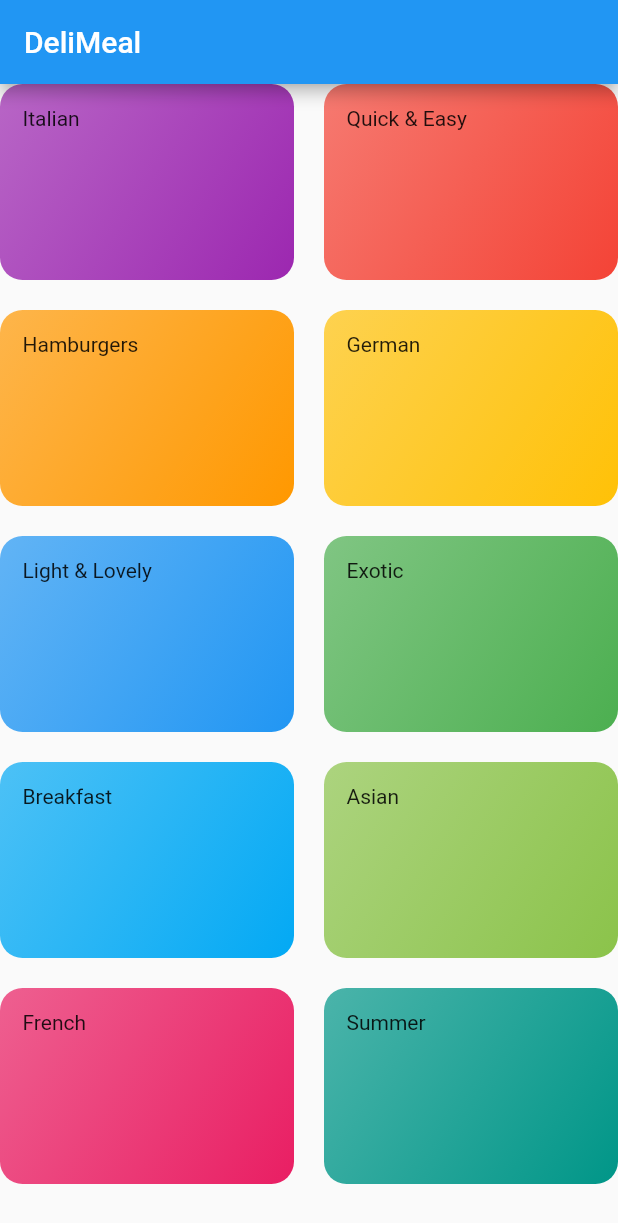
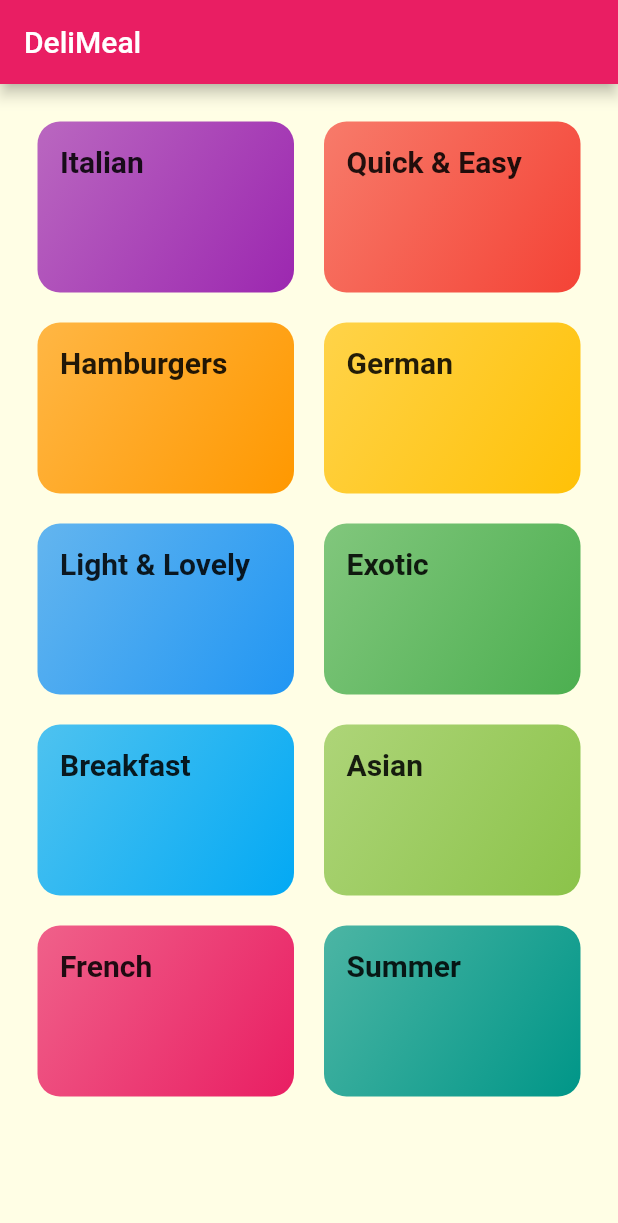
Before and after one commit to bogdan-stelea/meals_app, a Flutter app: the screen it shows after launch, on a phone screen of 412 x 824 dp. Shown: the top 1223 px of the screen. Run offline on Flutter 3.47's test engine with Material 2 defaults, Android fonts, the phone set to English and light mode, and no system bars; Roboto replaces fonts that are missing (RobotoCondensed).

Commit message:
Implemented Grid
Implemented grid and did some basic styling

```diff
--- a/lib/categories_screen.dart
+++ b/lib/categories_screen.dart
@@ -11,6 +11,7 @@ class CategoriesScreen extends StatelessWidget {
     return Scaffold(
       appBar: AppBar(title: const Text('DeliMeal')),
       body: GridView(
+        padding: const EdgeInsets.all(25),
         gridDelegate: const SliverGridDelegateWithMaxCrossAxisExtent(
           maxCrossAxisExtent: 200,
           childAspectRatio: 3 / 2,
@@ -20,6 +21,7 @@ class CategoriesScreen extends StatelessWidget {
         children: DUMMY_CATEGORIES
             .map(
               (catData) => CategoryItem(
+                id: catData.id,
                 title: catData.title,
                 color: catData.color,
               ),
--- a/lib/category_item.dart
+++ b/lib/category_item.dart
@@ -1,15 +1,35 @@
 import 'package:flutter/material.dart';
+import 'package:meals_app/category_meals_screen.dart';
 
 class CategoryItem extends StatelessWidget {
-  const CategoryItem({Key? key, required this.title, required this.color}) : super(key: key);
+  final String id;
   final String title;
   final Color color;
 
+  const CategoryItem({Key? key, this.id, required this.title, required this.color}) : super(key: key);
+
+  void selectCategory(BuildContext ctx) {
+    Navigator.of(ctx).push(
+      MaterialPageRoute(
+        builder: (_) {
+          return CategoryMealsScreen(categoryTitle: title,categoryId: id);
+        },
+      ),
+    );
+  }
+
   @override
   Widget build(BuildContext context) {
-    return Container(
+    return InkWell(
+      onTap: () => selectCategory(context),
+      splashColor: Theme.of(context).primaryColor,
+      borderRadius: BorderRadius.circular(15),
+      child: Container(
         padding: const EdgeInsets.all(15),
-      child: Text(title),
+        child: Text(
+          title,
+          style: Theme.of(context).textTheme.subtitle1,
+        ),
         decoration: BoxDecoration(
           gradient: LinearGradient(
             colors: [color.withOpacity(0.7), color],
@@ -18,6 +38,7 @@ class CategoryItem extends StatelessWidget {
           ),
           borderRadius: BorderRadius.circular(15),
         ),
+      ),
     );
   }
 }
--- a/lib/main.dart
+++ b/lib/main.dart
@@ -11,7 +11,22 @@ class MyApp extends StatelessWidget {
     return MaterialApp(
       title: 'DeliMeals',
       theme: ThemeData(
-        primarySwatch: Colors.blue,
+        canvasColor: const Color.fromRGBO(255, 254, 229, 1),
+        colorScheme: ColorScheme.fromSwatch(primarySwatch: Colors.pink).copyWith(secondary: Colors.amber),
+        fontFamily: 'Raleway',
+        textTheme: ThemeData.light().textTheme.copyWith(
+              bodyText1: const TextStyle(
+                color: Color.fromRGBO(20, 51, 51, 1),
+              ),
+              bodyText2: const TextStyle(
+                color: Color.fromRGBO(20, 51, 51, 1),
+              ),
+              subtitle1: const TextStyle(
+                fontSize: 20,
+                fontFamily: 'RobotoCondensed',
+                fontWeight: FontWeight.bold,
+              ),
+            ),
       ),
       home: const CategoriesScreen(),
     );
```
Also changed, not shown: lib/category_meals_screen.dart (added, +20 -0 lines), pubspec.yaml (+17 -6 lines), assets/fonts/Raleway-Black.ttf (added), assets/fonts/Raleway-Bold.ttf (added), assets/fonts/Raleway-Regular.ttf (added), assets/fonts/RobotoCondensed-Bold.ttf (added), assets/fonts/RobotoCondensed-Italic.ttf (added), assets/fonts/RobotoCondensed-Light.ttf (added), assets/fonts/RobotoCondensed-Regular.ttf (added). Lines whose indentation alone changed are shown as unchanged.
